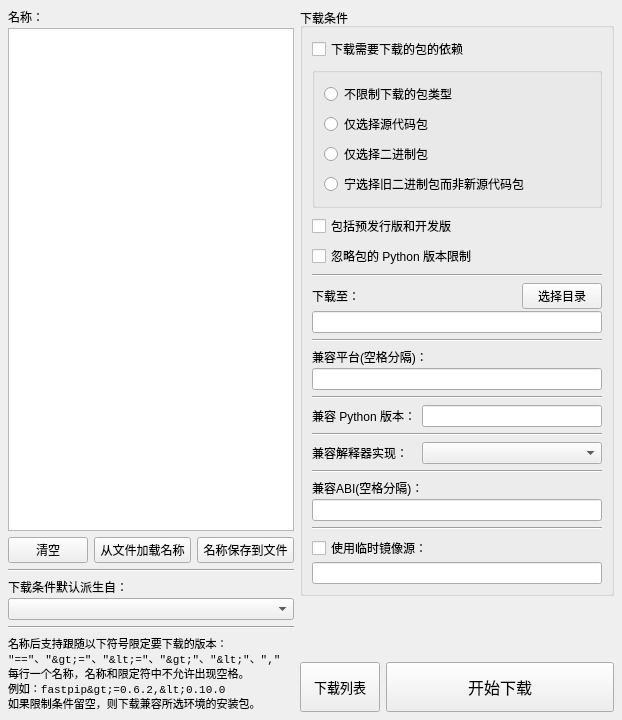
Above: ui/package_download.ui from hrpzcf/AwesomePyKit before the change. Below: the same form after it.
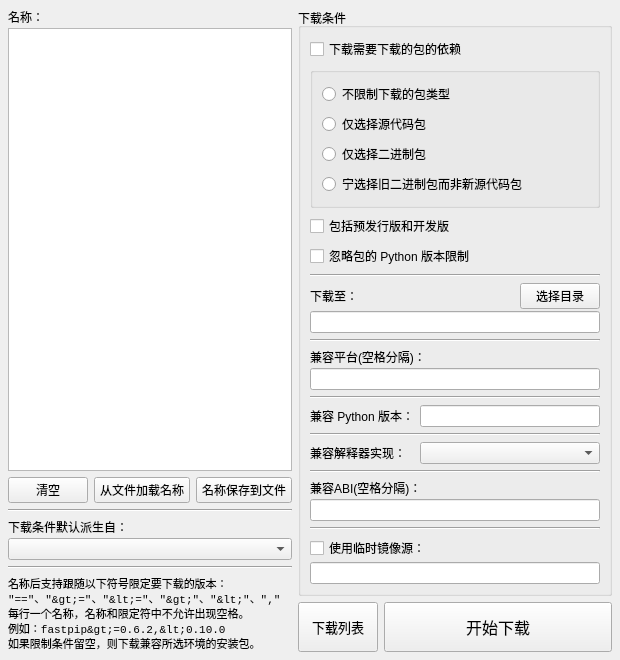
That is the form after the change.

Commit message: 环境检查窗口、包下载器窗口、包下载状态窗口的 ui 文件中窗口类型改为 QMainWindow

```diff
--- a/ui/package_download.ui
+++ b/ui/package_download.ui
@@ -1,16 +1,13 @@
 <?xml version="1.0" encoding="UTF-8"?>
 <ui version="4.0">
  <class>package_download</class>
- <widget class="QWidget" name="package_download">
-  <property name="windowModality">
-   <enum>Qt::ApplicationModal</enum>
-  </property>
+ <widget class="QMainWindow" name="package_download">
   <property name="geometry">
    <rect>
     <x>0</x>
     <y>0</y>
-    <width>622</width>
-    <height>720</height>
+    <width>620</width>
+    <height>658</height>
    </rect>
   </property>
   <property name="font">
@@ -21,6 +18,7 @@
   <property name="windowTitle">
    <string>模块安装包下载</string>
   </property>
+  <widget class="QWidget" name="centralwidget">
   <layout class="QVBoxLayout" name="verticalLayout_14">
    <property name="leftMargin">
     <number>8</number>
@@ -626,6 +624,7 @@
     </layout>
    </item>
   </layout>
+  </widget>
  </widget>
  <resources/>
  <connections/>
```
Left out of the diff: 3 changed lines with no effect on the pictures. Lines whose indentation alone changed are shown as unchanged. The commit also changes 2 other files.
